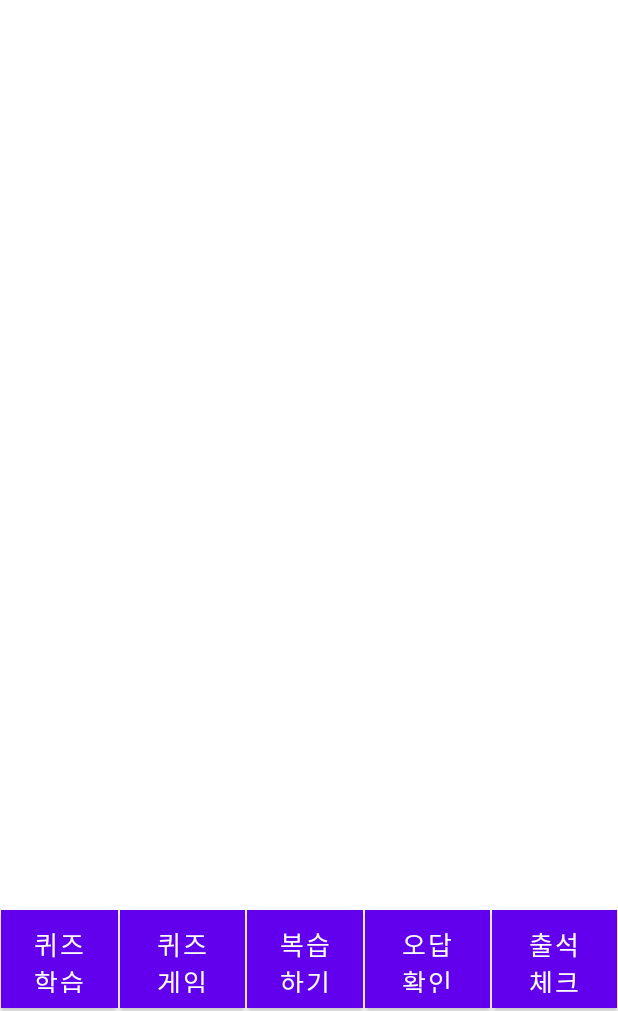
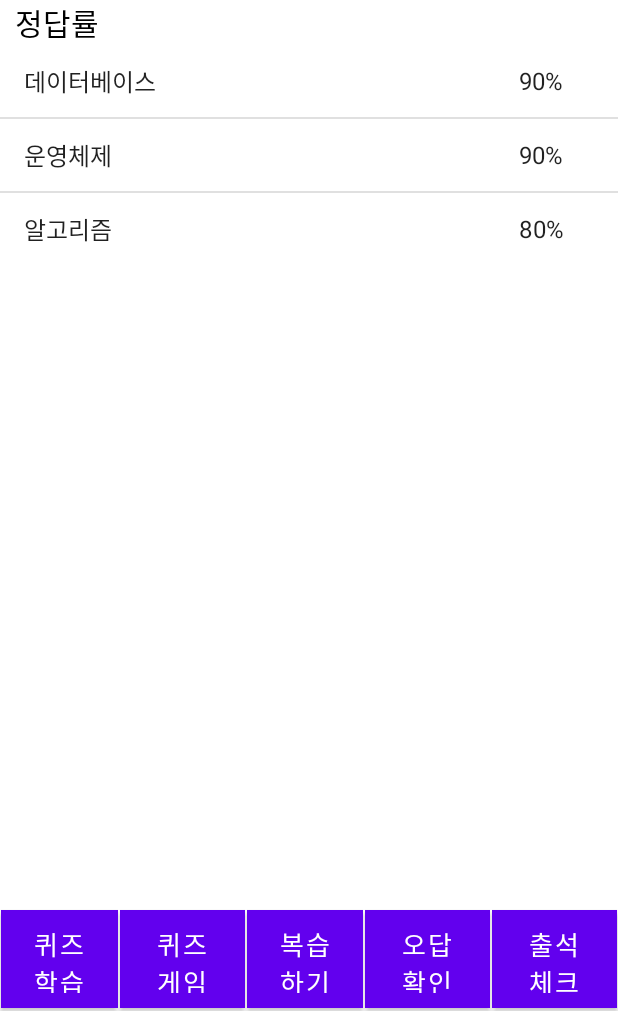
Before and after one commit to hyeonmin504/flash_card, an Android app: the Statistics screen opened directly, with no data from a screen before it, on a phone screen of 412 x 824 dp, the part 225-1236 px from its top. Run offline under Robolectric (Android 15) with nearby library versions, the phone set to English and light mode, and no system bars.

Commit message:
update_statistics2

```diff
--- a/app/src/main/AndroidManifest.xml
+++ b/app/src/main/AndroidManifest.xml
@@ -12,6 +12,9 @@
         android:supportsRtl="true"
         android:theme="@style/Theme.Flash_card"
         tools:targetApi="31">
+        <activity
+            android:name=".Statistics2"
+            android:exported="false" />
         <activity
             android:name=".Review"
             android:exported="false" />
@@ -35,6 +38,7 @@
             android:exported="true">
             <intent-filter>
                 <action android:name="android.intent.action.MAIN" />
+
                 <category android:name="android.intent.category.LAUNCHER" />
             </intent-filter>
         </activity>
--- a/app/src/main/java/com/example/flash_card/Statistics.java
+++ b/app/src/main/java/com/example/flash_card/Statistics.java
@@ -5,7 +5,13 @@ import androidx.appcompat.app.AppCompatActivity;
 import android.content.Intent;
 import android.os.Bundle;
 import android.view.View;
+import android.widget.AdapterView;
+import android.widget.ArrayAdapter;
 import android.widget.Button;
+import android.widget.ListView;
+
+import java.util.ArrayList;
+import java.util.List;
 
 public class Statistics extends AppCompatActivity {
     Button btn_madecard;
@@ -13,7 +19,8 @@ public class Statistics extends AppCompatActivity {
     Button btn_review;
     Button btn_statistics;
     Button btn_attendance;
-
+    private ListView list_sta, list_sta2;
+    List<String> data_sta,data_sta2;
     @Override
     protected void onCreate(Bundle savedInstanceState) {
         super.onCreate(savedInstanceState);
@@ -26,6 +33,64 @@ public class Statistics extends AppCompatActivity {
         btn_review = (Button)findViewById(R.id.btn_review);
         btn_statistics = (Button)findViewById(R.id.btn_statistics);
         btn_attendance =(Button)findViewById(R.id.btn_attendance);
+        list_sta = (ListView)findViewById(R.id.list_sta);
+        list_sta2 = (ListView)findViewById(R.id.list_sta2);
+
+        // dbHelper = new DatabaseHelper(this); // 데이터베이스 헬퍼 객체 생성
+
+        // 데이터베이스에서 데이터 가져오기
+        /*List<String> data_sta = getDataFromDatabase();
+
+        // list_sta에 데이터 설정
+        adapter_sta = new ArrayAdapter<>(this, android.R.layout.simple_list_item_1, data_sta);
+        list_sta.setAdapter(adapter_sta);*/
+                                            // 데이터 리스트 초기화
+        data_sta = new ArrayList<>();
+        data_sta2 = new ArrayList<>();
+
+        // 데이터베이스에서 데이터 가져오기
+        // dataList = dbHelper.getDataList(); // 데이터베이스 헬퍼 클래스에 구현된 메서드를 통해 데이터 가져오기
+        ArrayAdapter<String> adapter = new ArrayAdapter<>(this, android.R.layout.simple_list_item_1, data_sta);
+        ArrayAdapter<String> adapter2 = new ArrayAdapter<>(this, android.R.layout.simple_list_item_1, data_sta2);
+        /*if (data.isEmpty()) {
+            // 데이터가 없는 경우 빈 리스트뷰 어댑터 생성
+            adapter = new ArrayAdapter<>(this, android.R.layout.simple_list_item_1, new ArrayList<>());
+        } else {
+            // 데이터가 있는 경우 데이터 리스트를 어댑터에 설정
+            adapter = new ArrayAdapter<>(this, android.R.layout.simple_list_item_1, dataList);
+        }*/ // db 추가시 위에 코드와 변경
+        list_sta.setAdapter(adapter);
+        data_sta.add("데이터베이스"); // 삭제 예정
+        data_sta.add("운영체제"); // 삭제 예정
+        data_sta.add("알고리즘"); // 삭제 예정
+        adapter.notifyDataSetChanged();
+
+        list_sta2.setAdapter(adapter2);
+        data_sta2.add("90%"); // 삭제 예정
+        data_sta2.add("90%"); // 삭제 예정
+        data_sta2.add("80%"); // 삭제 예정
+        adapter.notifyDataSetChanged();
+
+        list_sta.setOnItemClickListener(new AdapterView.OnItemClickListener() {
+            @Override
+            public void onItemClick(AdapterView<?> parent, View view, int position, long id) {
+                String selectedSub = data_sta.get(position);
+
+                // 선택된 항목에 해당하는 데이터 가져오기
+                /*String selectedData = getDataFromDatabase2(selectedSub);
+
+                // list_sta2에 데이터 설정
+                List<String> data_sta2 = new ArrayList<>();
+                data_sta2.add(selectedData);
+                adapter_sta2 = new ArrayAdapter<>(Statistics.this, android.R.layout.simple_list_item_1, data_sta2);
+                list_sta2.setAdapter(adapter_sta2);*/
+
+                // 선택된 항목에 대한 동작을 수행
+                Intent intent = new Intent(Statistics.this, Statistics2.class);
+                intent.putExtra("selectedSub", selectedSub); // 선택된 항목 데이터를 인텐트에 추가
+                startActivity(intent);
+            }
+        });
 
         btn_madecard.setOnClickListener(new View.OnClickListener() {
             @Override
@@ -63,4 +128,16 @@ public class Statistics extends AppCompatActivity {
             }
         });
     }
+    // 데이터베이스에서 list_sta에 표시될 데이터 가져오기
+    /*private List<String> getDataFromDatabase() {
+        // 데이터베이스 쿼리 실행
+        // 결과를 List<String> 형태로 변환하여 반환
+        // 예: "데이터베이스", "운영체제" 등의 데이터를 가져옴
+    }
+
+    // 데이터베이스에서 list_sta2에 표시될 데이터 가져오기
+    private String getDataFromDatabase2(String selectedSub) {
+        // 선택된 항목에 해당하는 데이터를 가져옴
+        // 예: "데이터베이스" 항목에 대한 데이터를 가져옴
+    }*/
 }
--- a/app/src/main/res/layout/activity_statistics.xml
+++ b/app/src/main/res/layout/activity_statistics.xml
@@ -5,8 +5,7 @@
     android:layout_height="match_parent"
     tools:context=".MainActivity"
     android:layout_weight="1"
-    android:orientation="vertical"
-    >
+    android:orientation="vertical">
 
     <TextView
         android:layout_width="match_parent"
@@ -19,65 +18,92 @@
         android:textColor="#000000"
         android:textSize="40dp" />
 
+    <TextView
+        android:layout_width="match_parent"
+        android:layout_height="wrap_content"
+        android:text="정답률"
+        android:textSize="20dp"
+        android:textColor="#000000"
+        android:paddingLeft="10dp"/>
+
+    <LinearLayout
+        android:layout_width="match_parent"
+        android:layout_height="400dp"
+        android:layout_weight="1"
+        android:orientation="horizontal"
+        >
+
+        <ListView
+            android:id="@+id/list_sta"
+            android:layout_width="match_parent"
+            android:layout_height="wrap_content"
+            android:layout_weight="1"/>
+
+        <ListView
+            android:id="@+id/list_sta2"
+            android:layout_width="match_parent"
+            android:layout_height="wrap_content"
+            android:layout_weight="4"/>
+
+    </LinearLayout>
+
     <LinearLayout
         android:layout_width="match_parent"
         android:layout_height="wrap_content"
         android:layout_weight="1"
-        android:orientation="horizontal"
-        android:gravity="bottom">
-        >
+        android:gravity="bottom"
+        android:orientation="horizontal">
 
         <Button
             android:id="@+id/btn_madecard"
             android:layout_width="wrap_content"
             android:layout_height="65dp"
+            android:layout_margin="1px"
+            android:layout_weight="1"
             android:background="#C2E5C1"
             android:text="퀴즈학습"
-            android:textSize="17dp"
-            android:layout_margin="1px"
-            android:layout_weight = "1"
-            />
+            android:textSize="17dp" />
 
         <Button
             android:id="@+id/btn_playcard"
             android:layout_width="wrap_content"
             android:layout_height="65dp"
+            android:layout_margin="1px"
+            android:layout_weight="1"
             android:background="#C2E5C1"
             android:text="퀴즈 게임"
-            android:textSize="17dp"
-            android:layout_margin="1px"
-            android:layout_weight = "1"/>
+            android:textSize="17dp" />
 
         <Button
             android:id="@+id/btn_review"
             android:layout_width="wrap_content"
             android:layout_height="65dp"
+            android:layout_margin="1px"
+            android:layout_weight="1"
             android:background="#C2E5C1"
             android:text="복습하기"
-            android:textSize="17dp"
-            android:layout_margin="1px"
-            android:layout_weight = "1"/>
+            android:textSize="17dp" />
 
 
         <Button
             android:id="@+id/btn_statistics"
             android:layout_width="wrap_content"
             android:layout_height="65dp"
+            android:layout_margin="1px"
+            android:layout_weight="1"
             android:background="#C2E5C1"
             android:text="오답 확인"
-            android:textSize="17dp"
-            android:layout_margin="1px"
-            android:layout_weight = "1"/>
+            android:textSize="17dp" />
 
         <Button
             android:id="@+id/btn_attendance"
             android:layout_width="wrap_content"
             android:layout_height="65dp"
+            android:layout_margin="1px"
+            android:layout_weight="1"
             android:background="#C2E5C1"
             android:text="출석 체크"
-            android:textSize="17dp"
-            android:layout_margin="1px"
-            android:layout_weight = "1"/>
+            android:textSize="17dp" />
 
     </LinearLayout>
 
```
Also changed, not shown: app/src/main/java/com/example/flash_card/Statistics2.java (+75 -0 lines), app/src/main/res/layout/activity_statistics2.xml (+41 -4 lines).
